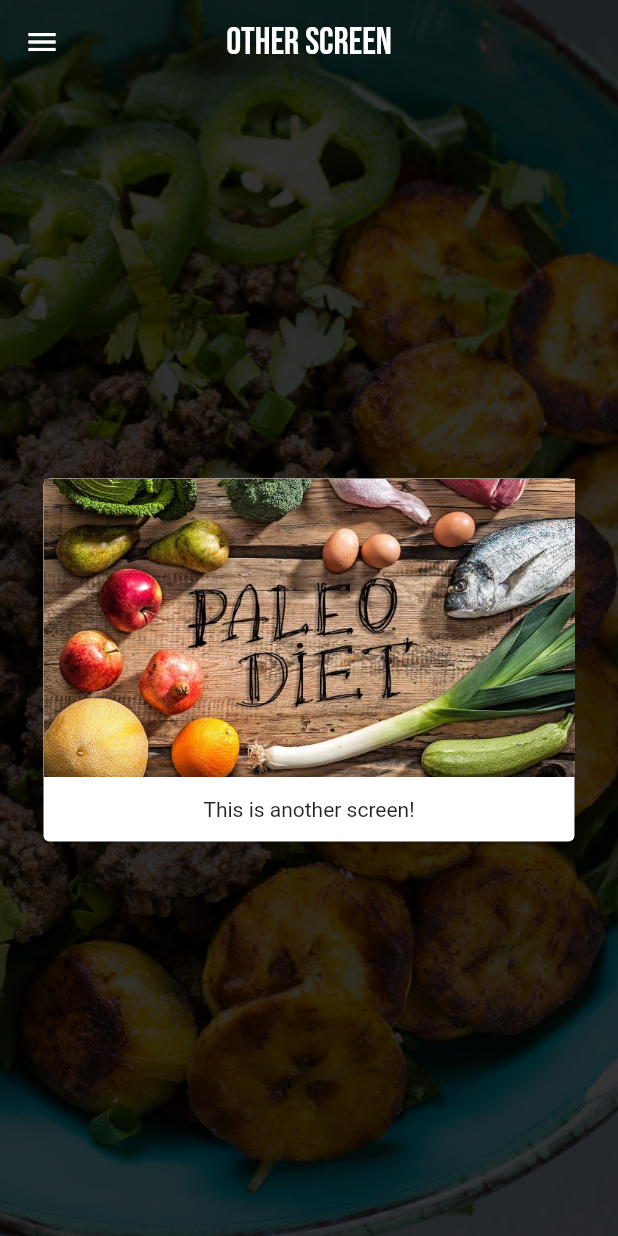
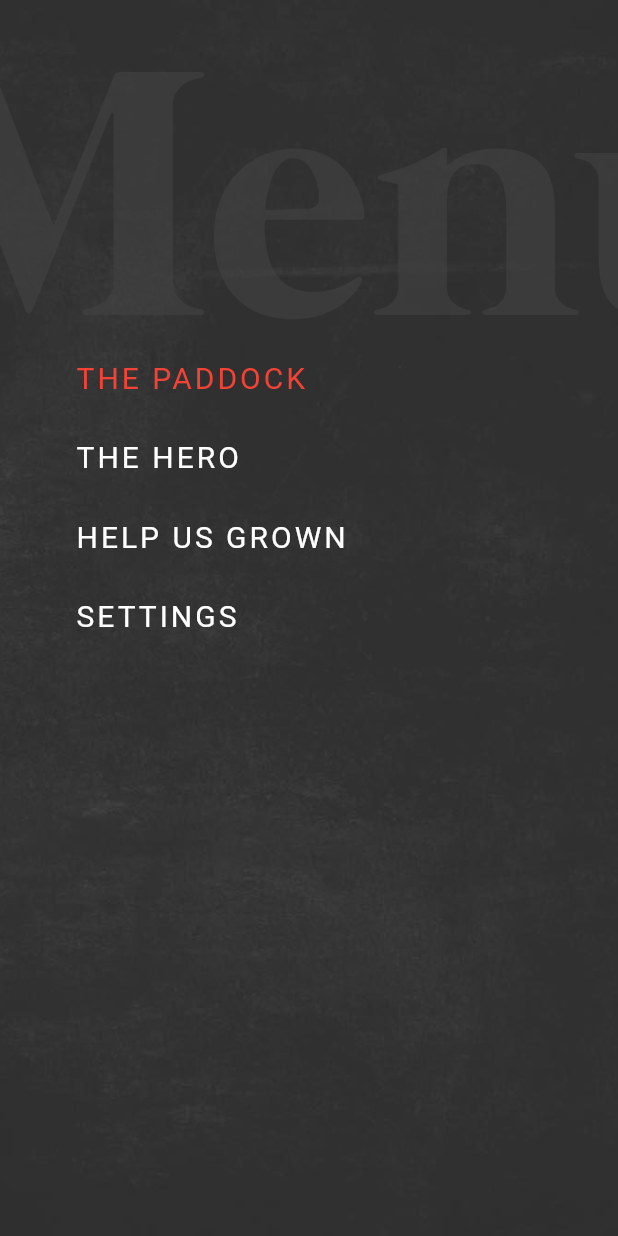
Before and after one commit to EduardoShibukawa/flutter_hidden_drawer_menu, a Flutter app: the screen it shows after launch, on a phone screen of 412 x 824 dp. Run offline on Flutter 3.47's test engine with Material 2 defaults, Android fonts, the phone set to English and light mode, and no system bars; Roboto replaces fonts that are missing (bebas-neeue).

Commit message:
Criado itens do menu

```diff
--- a/hidden_drawer_menu/lib/main.dart
+++ b/hidden_drawer_menu/lib/main.dart
@@ -26,8 +26,94 @@ class MyHomePage extends StatefulWidget {
 
 class _MyHomePageState extends State<MyHomePage> {
   var activeScreen = otherScreen;
+
   @override
   Widget build(BuildContext context) {
+    return new Stack(
+      children: [
+        createMenuScreen(),
+        //createContentDisplay()
+
+      ]
+    );
+  }
+
+  Widget createMenuItems() {
+    return new Transform(
+      transform: new Matrix4.translationValues(
+        0.0,
+        225.0,
+        0.0
+      ),
+      child: new Column(
+        children: <Widget>[
+          new _MenuListItem(
+            title: 'THE PADDOCK',
+            isSelected: true,
+          ),
+          new _MenuListItem(
+            title: 'THE HERO',
+            isSelected: false,
+          ),
+          new _MenuListItem(
+            title: 'HELP US GROWN',
+            isSelected: false,
+          ),
+          new _MenuListItem(
+            title: 'SETTINGS',
+            isSelected: false,
+          ),
+        ],
+      ),
+    );
+  }
+
+  Widget createMenuTitle() {
+    return new Transform(
+      transform: new Matrix4.translationValues(-100.0, 0.0, 0.0),
+      child: new OverflowBox(
+        maxWidth: double.infinity,
+        alignment: Alignment.topLeft,
+        child: new Padding(
+          padding: const EdgeInsets.all(30.0),
+          child: new Text(
+            'Menu',
+            style: new TextStyle(
+              color: const Color(0x88444444),
+              fontSize: 240.0,
+              fontFamily: 'mermaid'
+            ),
+            textAlign: TextAlign.left,
+            softWrap: false,
+          ),
+        ),
+      ),
+    );
+  }
+
+  Widget createMenuScreen(){
+    return new Container(
+      width: double.infinity,
+      height: double.infinity,
+      decoration: new BoxDecoration(
+        image: new DecorationImage(
+          image: new AssetImage('assets/dark_grunge_bk.jpg'),
+          fit: BoxFit.cover
+        )
+      ),
+      child: new Material(
+        color: Colors.transparent,
+        child: new Stack(
+          children: <Widget>[
+            createMenuTitle(),
+            createMenuItems()
+          ],
+        ),
+      ),
+    );
+  }
+
+  Widget createContentDisplay () {
     return new Container(
       decoration: new BoxDecoration(image: activeScreen.background),
       child: new Scaffold(
@@ -49,3 +135,36 @@ class _MyHomePageState extends State<MyHomePage> {
     );
   }
 }
+
+class _MenuListItem extends StatelessWidget {
+  final String title;
+  final bool isSelected;
+
+  _MenuListItem({
+    this.title,
+    this.isSelected
+  });
+
+  @override
+  Widget build(BuildContext context) {
+    return new InkWell(
+      splashColor: const Color(0X44000000),
+      onTap: isSelected ? null : () {} ,
+      child: new Container(
+        width: double.infinity,
+        child: new Padding(
+          padding: const EdgeInsets.only(left: 50.0, top: 15.0, bottom: 15.0),
+          child: new Text(
+            this.title,
+            style: new TextStyle(
+              color: isSelected ? Colors.red : Colors.white,
+              fontSize: 20.0,
+              fontFamily: 'bebas-neeue',
+              letterSpacing: 2.0
+            ),
+          ),
+        ),
+      ),
+    );
+  }
+}
```
